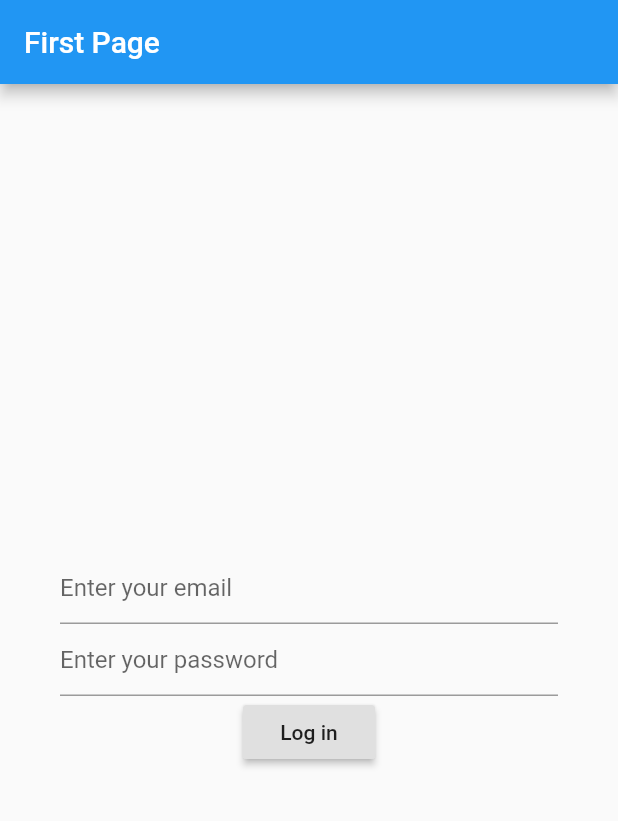
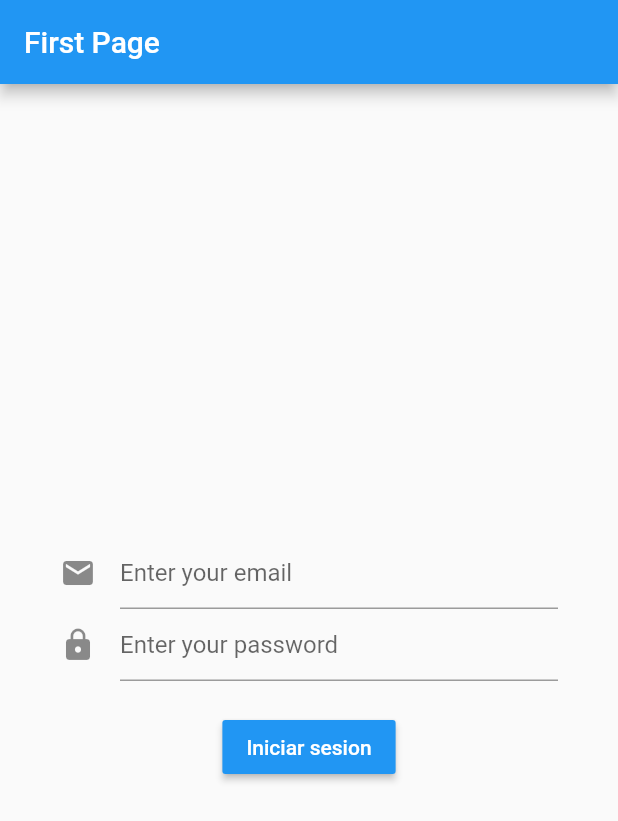
Before and after one commit to juanMorenoDev/le-carga-app, a Flutter app: the screen it shows after launch, on a phone screen of 412 x 824 dp. Shown: the top 821 px of the screen. Run offline on Flutter 3.47's test engine with Material 2 defaults, Android fonts, the phone set to English and light mode, and no system bars; our stand-ins replace flutter_spinkit, get_it; statements that could not run were skipped.

Commit message:
add loader in login page

```diff
--- a/lib/main.dart
+++ b/lib/main.dart
@@ -25,8 +25,11 @@ class MyApp extends StatelessWidget {
           primarySwatch: Colors.blue,
           visualDensity: VisualDensity.adaptivePlatformDensity,
         ),
-        home: LoginPage(),
-        routes: {'/list': (context) => HomePage()});
+        initialRoute: LoginPage.id,
+        routes: {
+          LoginPage.id: (context) => LoginPage(),
+          '/list': (context) => HomePage()
+        });
   }
 }
 
--- a/lib/ui/login_page.dart
+++ b/lib/ui/login_page.dart
@@ -1,9 +1,12 @@
 import 'dart:convert';
+import 'dart:io';
 
 import 'package:flutter/material.dart';
 import 'package:http/http.dart' as http;
+import 'package:flutter_spinkit/flutter_spinkit.dart';
 
 class LoginPage extends StatefulWidget {
+  static String id = 'login_page';
   @override
   _LoginPageState createState() => _LoginPageState();
 }
@@ -15,20 +18,32 @@ class _LoginPageState extends State<LoginPage> {
   @override
   void initState() {
     super.initState();
+    isLoading = false;
   }
 
   login() async {
-    var url = 'https://lecargaback.herokuapp.com/user';
-    var response = await http.get(url);
-    if (response.statusCode == 200) {
-      var items = json.decode(response.body)['results'];
+    // var url = 'http://localhost:3000/user/login';// mock backend
+    var url = 'https://lecargaback.herokuapp.com/user/login';
+    setState(() {
+      isLoading = true;
+    });
+    var response = await http.post(url,
+        headers: {
+          HttpHeaders.acceptHeader: 'application/json',
+          HttpHeaders.contentTypeHeader: 'application/json',
+        },
+        body: jsonEncode(
+            {'username': 'luisgui62@yahoo.com', 'password': 'bnd955hk1919i'}));
+    var body = json.decode(response.body);
+    print(body);
+    if (body['message'] == 'success') {
       setState(() {
-        users = items;
+        isLoading = false;
       });
-      print(items);
+      Navigator.pushNamed(context, '/list');
     } else {
       setState(() {
-        users = [];
+        isLoading = false;
       });
     }
   }
@@ -42,12 +57,11 @@ class _LoginPageState extends State<LoginPage> {
           padding: const EdgeInsets.all(40.0),
           child: Column(
               mainAxisAlignment: MainAxisAlignment.center,
-              mainAxisSize: MainAxisSize.min,
               children: <Widget>[
                 TextFormField(
                   decoration: const InputDecoration(
-                    hintText: 'Enter your email',
-                  ),
+                      hintText: 'Enter your email', icon: Icon(Icons.email)),
+                  keyboardType: TextInputType.emailAddress,
                   validator: (value) {
                     if (value.isEmpty) {
                       return 'Please enter some text';
@@ -57,8 +71,8 @@ class _LoginPageState extends State<LoginPage> {
                 ),
                 TextFormField(
                   decoration: const InputDecoration(
-                    hintText: 'Enter your password',
-                  ),
+                      hintText: 'Enter your password', icon: Icon(Icons.lock)),
+                  obscureText: true,
                   validator: (value) {
                     if (value.isEmpty) {
                       return 'Please enter some text';
@@ -66,9 +80,20 @@ class _LoginPageState extends State<LoginPage> {
                     return null;
                   },
                 ),
+                SizedBox(height: 20),
                 RaisedButton(
-                    child: Text("Log in"),
-                    onPressed: () => Navigator.pushNamed(context, '/list'))
+                    child: Text(
+                      "Iniciar sesion",
+                      style: TextStyle(color: Colors.white),
+                    ),
+                    onPressed: () => this.login(),
+                    color: Colors.blue),
+                Visibility(
+                    visible: this.isLoading,
+                    child: SpinKitChasingDots(
+                      color: Colors.blue,
+                      size: 50.0,
+                    ))
               ]),
         ),
       ),
--- a/pubspec.yaml
+++ b/pubspec.yaml
@@ -31,6 +31,7 @@ dependencies:
   http: ^0.12.1
   url_launcher: ^5.4.0
   get_it: ^1.0.3+2
+  flutter_spinkit: ^4.1.2
 
 dev_dependencies:
   flutter_test:
```
Also changed, not shown: lib/ui/home_page.dart (+21 -19 lines), pubspec.lock.
